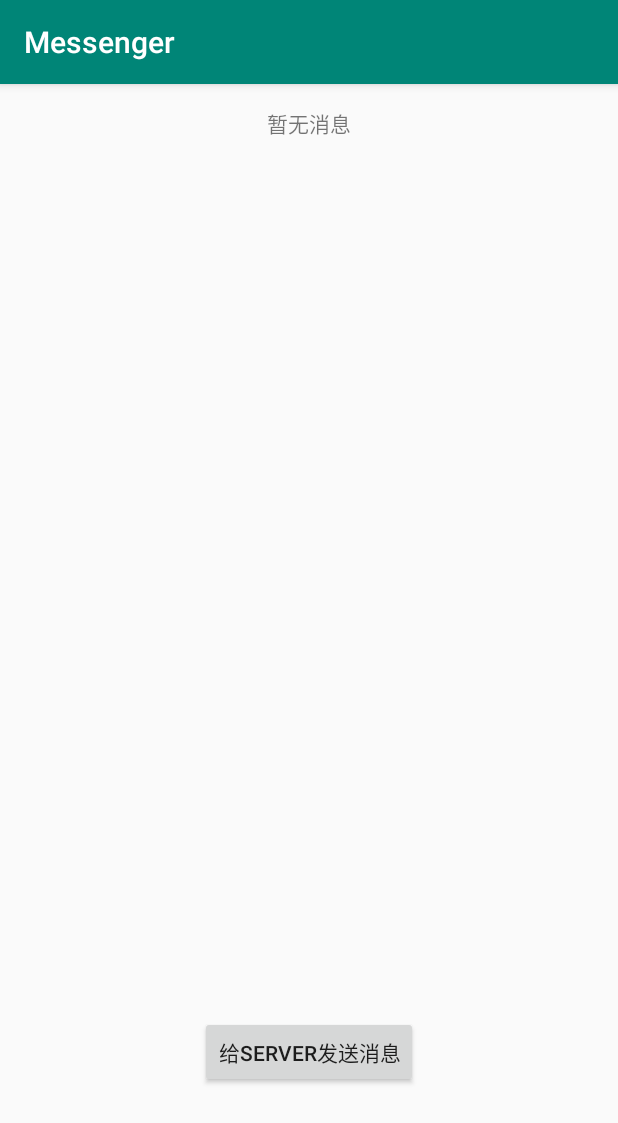
After one commit to lynnchurch/AndroidSample, an Android app: the MessengerActivity screen opened directly, with no data from a screen before it, on a phone screen of 412 x 824 dp. The commit adds this screen. Shown: the top 1123 px of the screen. Run offline under Robolectric (Android 15) with nearby library versions, the phone set to English and light mode, and no system bars.

Commit message:
完成了IPC的Messenger

```diff
--- a/Samples/app/build.gradle
+++ b/Samples/app/build.gradle
@@ -54,7 +54,8 @@ dependencies {
     def room_version = "2.2.0-alpha01" // 2.1.0 for latest stable version
 
     implementation "androidx.room:room-runtime:$room_version"
-    annotationProcessor "androidx.room:room-compiler:$room_version" // For Kotlin use kapt instead of annotationProcessor
+    annotationProcessor "androidx.room:room-compiler:$room_version"
+    // For Kotlin use kapt instead of annotationProcessor
 
     // optional - RxJava support for Room
     implementation "androidx.room:room-rxjava2:$room_version"
--- /dev/null
+++ b/Samples/app/src/main/java/me/lynnchurch/samples/activity/MessengerActivity.java
@@ -0,0 +1,98 @@
+package me.lynnchurch.samples.activity;
+
+import androidx.appcompat.app.AppCompatActivity;
+
+import android.content.ComponentName;
+import android.content.Intent;
+import android.content.ServiceConnection;
+import android.os.Bundle;
+import android.os.Handler;
+import android.os.IBinder;
+import android.os.Message;
+import android.os.Messenger;
+import android.os.RemoteException;
+import android.text.method.ScrollingMovementMethod;
+import android.util.Log;
+import android.view.View;
+import android.widget.EditText;
+import android.widget.TextView;
+import android.widget.Toast;
+
+import me.lynnchurch.samples.R;
+import me.lynnchurch.samples.config.Constants;
+import me.lynnchurch.samples.service.MessengerService;
+
+public class MessengerActivity extends BaseActivity {
+    private static final String TAG = MessengerActivity.class.getSimpleName();
+    private Messenger mMessenger;
+    private TextView tvContent;
+    private StringBuilder mContent = new StringBuilder();
+
+    @Override
+    protected void onCreate(Bundle savedInstanceState) {
+        super.onCreate(savedInstanceState);
+        setContentView(R.layout.activity_messenger);
+        getSupportActionBar().setTitle("Messenger");
+        bindService(new Intent(this, MessengerService.class), mServiceConnection, BIND_AUTO_CREATE);
+        initView();
+    }
+
+    private void initView() {
+        tvContent = findViewById(R.id.tvContent);
+        tvContent.setMovementMethod(ScrollingMovementMethod.getInstance());
+    }
+
+    private ServiceConnection mServiceConnection = new ServiceConnection() {
+        @Override
+        public void onServiceConnected(ComponentName name, IBinder service) {
+            mMessenger = new Messenger(service);
+        }
+
+        @Override
+        public void onServiceDisconnected(ComponentName name) {
+
+        }
+    };
+
+    private Handler mServerMsgHandler = new Handler() {
+        @Override
+        public void handleMessage(Message msg) {
+            switch (msg.what) {
+                case Constants.MSG_FROM_SERVER:
+                    String serverMsg = msg.getData().getString(Constants.MSG);
+                    mContent.append("server: " + serverMsg);
+                    tvContent.setText(mContent.toString());
+                    break;
+                default:
+                    super.handleMessage(msg);
+            }
+        }
+    };
+
+    public void sendMsgToServer(View v) {
+        if (null == mMessenger) {
+            toast("客户端还未准备好", Toast.LENGTH_LONG);
+            return;
+        }
+
+        Message message = Message.obtain(null, Constants.MSG_FROM_CLIENT);
+        Bundle data = new Bundle();
+        String msg = "Hello, I'm from client.\n";
+        data.putString(Constants.MSG, msg);
+        message.setData(data);
+        message.replyTo = new Messenger(mServerMsgHandler);
+        try {
+            mMessenger.send(message);
+        } catch (RemoteException e) {
+            Log.e(TAG, e.getMessage(), e);
+        }
+        mContent.append("client: " + msg);
+        tvContent.setText(mContent.toString());
+    }
+
+    @Override
+    protected void onDestroy() {
+        unbindService(mServiceConnection);
+        super.onDestroy();
+    }
+}
--- /dev/null
+++ b/Samples/app/src/main/res/layout/activity_messenger.xml
@@ -0,0 +1,37 @@
+<?xml version="1.0" encoding="utf-8"?>
+<androidx.constraintlayout.widget.ConstraintLayout xmlns:android="http://schemas.android.com/apk/res/android"
+    xmlns:app="http://schemas.android.com/apk/res-auto"
+    xmlns:tools="http://schemas.android.com/tools"
+    android:layout_width="match_parent"
+    android:layout_height="match_parent"
+    tools:context=".activity.MessengerActivity">
+
+    <TextView
+        android:id="@+id/tvContent"
+        android:layout_width="0dp"
+        android:layout_height="0dp"
+        android:fadeScrollbars="false"
+        android:gravity="center_horizontal"
+        android:lineSpacingExtra="7dp"
+        android:padding="16dp"
+        android:scrollbars="vertical"
+        android:text="暂无消息"
+        app:layout_constraintDimensionRatio="0.8"
+        app:layout_constraintEnd_toEndOf="parent"
+        app:layout_constraintHorizontal_bias="0.0"
+        app:layout_constraintStart_toStartOf="parent"
+        app:layout_constraintTop_toTopOf="parent" />
+
+    <Button
+        android:id="@+id/button16"
+        android:layout_width="wrap_content"
+        android:layout_height="wrap_content"
+        android:layout_marginTop="8dp"
+        android:onClick="sendMsgToServer"
+        android:text="给Server发送消息"
+        app:layout_constraintBottom_toBottomOf="parent"
+        app:layout_constraintEnd_toEndOf="parent"
+        app:layout_constraintHorizontal_bias="0.5"
+        app:layout_constraintStart_toStartOf="parent"
+        app:layout_constraintTop_toBottomOf="@+id/tvContent" />
+</androidx.constraintlayout.widget.ConstraintLayout>
```
Also changed, not shown: Samples/app/src/main/AndroidManifest.xml (+12 -1 lines), Samples/app/src/main/java/me/lynnchurch/samples/activity/IPCActivity.java (+27 -4 lines), Samples/app/src/main/java/me/lynnchurch/samples/config/Constants.java (added, +7 -0 lines), Samples/app/src/main/java/me/lynnchurch/samples/service/MessengerService.java (added, +49 -0 lines), Samples/app/src/main/res/menu/messenger.xml (added, +8 -0 lines).
